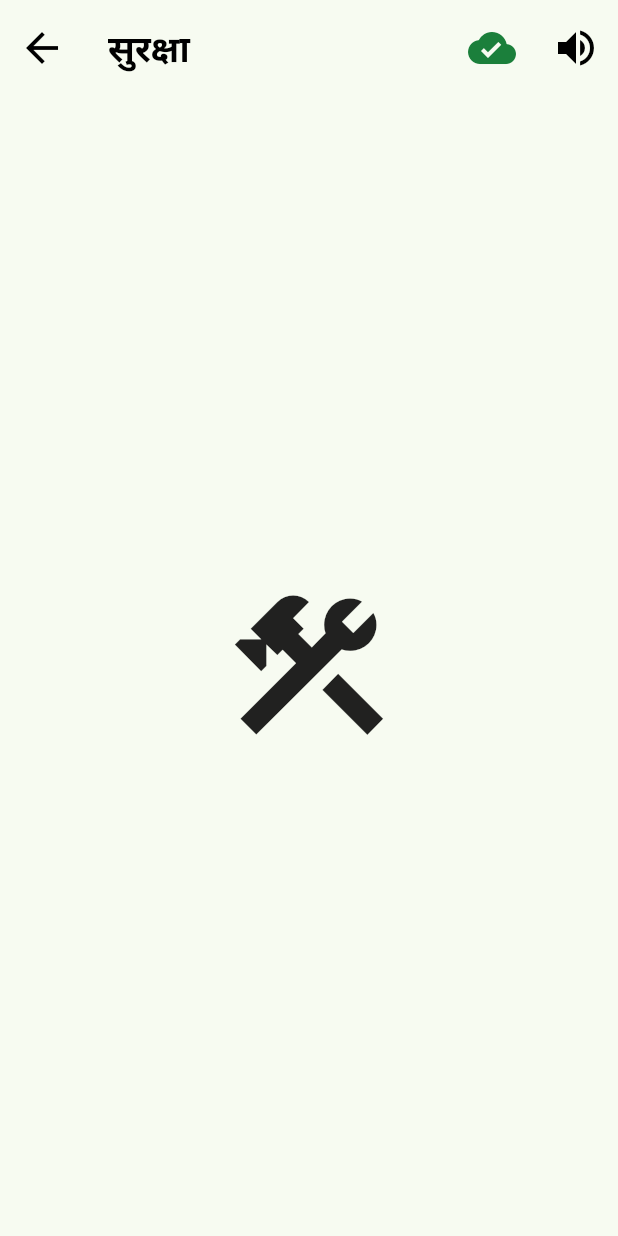
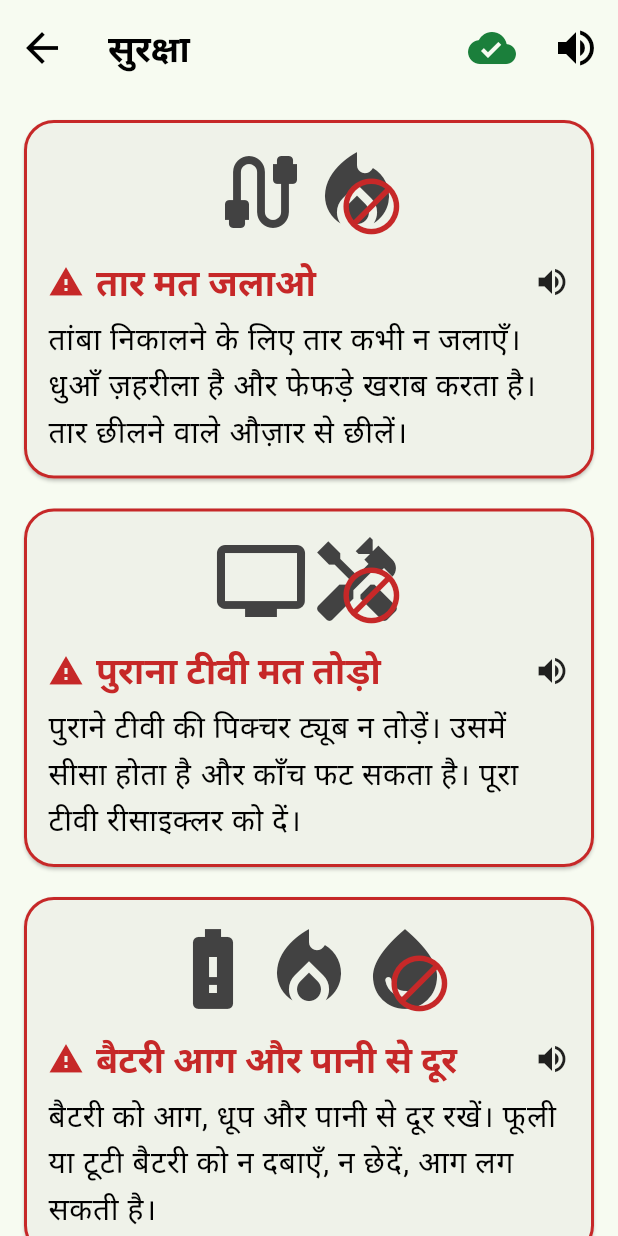
Before and after one commit to abhishek2007aka-collab/RecySetu, a Flutter app: the HomeScreen screen opened directly, after a tap on "सुरक्षा", on a phone screen of 412 x 824 dp. Run offline on Flutter 3.47's test engine with Material 3 defaults, Android fonts, the phone set to English and light mode, and no system bars; our stand-ins replace cloud_firestore, connectivity_plus, firebase_auth, firebase_core, flutter_image_compress, flutter_riverpod and 6 more; missing offline and left inert: mobile_scanner, tflite_flutter; accounts and stored records are empty.

Commit message:
Phase 9: Safety guide (5 spoken cards, auto-shown for dangerous items); logo title on home screens
Co-Authored-By: Claude Opus 5.5 <noreply@anthropic.com>

```diff
--- a/app/assets/i18n/bho.json
+++ b/app/assets/i18n/bho.json
@@ -154,5 +154,18 @@
   "apply_status_rejected": "आवेदन मंजूर ना भइल। मदद खातिर हमनी से बात करीं",
   "open_recycler": "रीसाइक्लर मोड खोलीं",
   "use_as_collector": "अबहीं कबाड़ी बन के चलाईं",
-  "back": "वापस"
+  "back": "वापस",
+  "safety_instruction": "सुरक्षा के नियम। सुने खातिर फोटो दबाईं",
+  "safety_first": "रुकीं! पहिले ई सुनीं",
+  "understood": "समझ गइनी",
+  "safety_no_burning_title": "तार मत जराईं",
+  "safety_no_burning_text": "तांबा निकाले खातिर तार कबो मत जराईं। धुआँ जहरीला होला आ फेफड़ा खराब करेला। तार छीले वाला औजार से छीलीं।",
+  "safety_no_break_crt_title": "पुरान टीवी मत तोड़ीं",
+  "safety_no_break_crt_text": "पुरान टीवी के पिक्चर ट्यूब मत तोड़ीं। ओह में सीसा होला आ काँच फट सकेला। पूरा टीवी रीसाइक्लर के दीं।",
+  "safety_battery_fire_water_title": "बैटरी आग आ पानी से दूर",
+  "safety_battery_fire_water_text": "बैटरी के आग, घाम आ पानी से दूर राखीं। फूलल भा टूटल बैटरी के मत दबाईं, मत छेदीं, आग लाग सकेला।",
+  "safety_gloves_pcb_title": "दस्ताना पहिनीं",
+  "safety_gloves_pcb_text": "सर्किट बोर्ड आ टूटल सामान दस्ताना पहिन के उठाईं। बाद में साबुन से हाथ धोईं।",
+  "safety_no_acid_title": "तेजाब मत डालीं",
+  "safety_no_acid_text": "सोना भा चाँदी निकाले खातिर तेजाब मत डालीं। एह से जरेला आ माटी पानी जहरीला हो जाला। बोर्ड रीसाइक्लर के बेचीं।"
 }
--- a/app/lib/core/widgets/k_scaffold.dart
+++ b/app/lib/core/widgets/k_scaffold.dart
@@ -4,6 +4,7 @@ import 'package:flutter_riverpod/flutter_riverpod.dart';
 import '../app_providers.dart';
 import '../audio/audio_service.dart';
 import '../sync/sync_status.dart';
+import 'app_logo.dart';
 
 /// Every screen's frame: title, a speaker button that replays the screen's
 /// instruction, and the sync icon. The instruction is spoken once when the
@@ -18,6 +19,7 @@ class KScaffold extends ConsumerStatefulWidget {
     this.showSync = true,
     this.onTitleLongPress,
     this.extraActions = const [],
+    this.logoTitle = false,
   });
 
   final String titleKey;
@@ -29,6 +31,10 @@ class KScaffold extends ConsumerStatefulWidget {
 
   /// Extra top-bar buttons, e.g. "change language" on the home screens.
   final List<Widget> extraActions;
+
+  /// Show the small app logo instead of the title text (home screens, where
+  /// the top bar is full of buttons). The title is still read by TalkBack.
+  final bool logoTitle;
 
   @override
   ConsumerState<KScaffold> createState() => _KScaffoldState();
@@ -53,7 +59,16 @@ class _KScaffoldState extends ConsumerState<KScaffold> {
       appBar: AppBar(
         title: GestureDetector(
           onLongPress: widget.onTitleLongPress,
-          child: Text(s.t(widget.titleKey)),
+          child: widget.logoTitle
+              ? Semantics(
+                  label: s.t(widget.titleKey),
+                  child: const AppLogo(size: 44),
+                )
+              : FittedBox(
+                  fit: BoxFit.scaleDown,
+                  alignment: AlignmentDirectional.centerStart,
+                  child: Text(s.t(widget.titleKey)),
+                ),
         ),
         actions: [
           ...widget.extraActions,
--- a/app/lib/features/home/home_screen.dart
+++ b/app/lib/features/home/home_screen.dart
@@ -11,6 +11,7 @@ import '../debug/audio_debug_screen.dart';
 import '../ledger/ledger_providers.dart';
 import '../ledger/ledger_screen.dart';
 import '../prices/rates_board_screen.dart';
+import '../safety/safety_screen.dart';
 import '../sell_lot/photo_screen.dart';
 import '../sell_lot/sell_draft.dart';
 import 'coming_soon_screen.dart';
@@ -38,6 +39,7 @@ class HomeScreen extends ConsumerWidget {
       titleKey: 'app_name',
       instructionKey: 'home_instruction',
       onTitleLongPress: () => open(const AudioDebugScreen()),
+      logoTitle: true,
       extraActions: const [
         VoiceToggleButton(),
         ChangeLanguageButton(),
@@ -71,6 +73,7 @@ class HomeScreen extends ConsumerWidget {
     'tile_sell' => const PhotoScreen(),
     'tile_rates' => const RatesBoardScreen(),
     'tile_earnings' => const LedgerScreen(),
+    'tile_safety' => const SafetyScreen(),
     _ => ComingSoonScreen(titleKey: tileKey),
   };
 }
--- a/app/lib/features/recycler_mode/recycler_home_screen.dart
+++ b/app/lib/features/recycler_mode/recycler_home_screen.dart
@@ -22,6 +22,7 @@ class RecyclerHomeScreen extends StatelessWidget {
     return KScaffold(
       titleKey: 'role_recycler',
       instructionKey: 'recycler_home_choose',
+      logoTitle: true,
       extraActions: const [
         VoiceToggleButton(),
         ChangeLanguageButton(),
--- /dev/null
+++ b/app/lib/features/safety/safety_cards.dart
@@ -0,0 +1,127 @@
+import 'package:flutter/material.dart';
+import 'package:flutter_riverpod/flutter_riverpod.dart';
+
+import '../../core/app_providers.dart';
+import '../../core/theme/app_theme.dart';
+
+/// One safety rule: a picture (icons, no image files), a short title and a
+/// spoken explanation. Ids match `safetyCardIds` in data/materials.csv.
+class SafetyCard {
+  const SafetyCard(this.id, this.icons, {this.forbidden = true});
+
+  final String id;
+  final List<IconData> icons;
+
+  /// Red "NO" sign over the picture (false for "do this" rules).
+  final bool forbidden;
+
+  String get titleKey => 'safety_${id}_title';
+  String get textKey => 'safety_${id}_text';
+}
+
+const safetyCards = <SafetyCard>[
+  SafetyCard('no_burning', [Icons.cable, Icons.local_fire_department]),
+  SafetyCard('no_break_crt', [Icons.tv, Icons.handyman]),
+  SafetyCard('battery_fire_water', [
+    Icons.battery_alert,
+    Icons.local_fire_department,
+    Icons.water_drop,
+  ]),
+  SafetyCard('gloves_pcb', [Icons.back_hand, Icons.memory], forbidden: false),
+  SafetyCard('no_acid', [Icons.science, Icons.memory]),
+];
+
+SafetyCard? safetyCardById(String id) =>
+    safetyCards.where((c) => c.id == id).firstOrNull;
+
+/// The card's picture: its icons side by side, with a red ⃠ over them for
+/// "never do this" rules and a green ✓ for "always do this".
+class SafetyPicture extends StatelessWidget {
+  const SafetyPicture({super.key, required this.card, this.size = 64});
+
+  final SafetyCard card;
+  final double size;
+
+  @override
+  Widget build(BuildContext context) {
+    final colour = card.forbidden ? AppColors.hazard : AppColors.confirmed;
+    return Stack(
+      alignment: Alignment.center,
+      children: [
+        Row(
+          mainAxisSize: MainAxisSize.min,
+          children: [
+            for (final icon in card.icons)
+              Icon(icon, size: size, color: Colors.grey.shade800),
+          ],
+        ),
+        Positioned(
+          right: 0,
+          bottom: 0,
+          child: Icon(
+            card.forbidden ? Icons.block : Icons.check_circle,
+            size: size * 0.7,
+            color: colour,
+          ),
+        ),
+      ],
+    );
+  }
+}
+
+/// A full card for lists and the auto-shown warning.
+class SafetyCardView extends ConsumerWidget {
+  const SafetyCardView({super.key, required this.card, this.onTap});
+
+  final SafetyCard card;
+  final VoidCallback? onTap;
+
+  @override
+  Widget build(BuildContext context, WidgetRef ref) {
+    final s = ref.watch(appStringsProvider);
+    final colour = card.forbidden ? AppColors.hazard : AppColors.confirmed;
+    return Card(
+      shape: RoundedRectangleBorder(
+        borderRadius: BorderRadius.circular(20),
+        side: BorderSide(color: colour, width: 2),
+      ),
+      child: InkWell(
+        borderRadius: BorderRadius.circular(20),
+        onTap: onTap,
+        child: Padding(
+          padding: const EdgeInsets.all(16),
+          child: Column(
+            children: [
+              SafetyPicture(card: card),
+              const SizedBox(height: 12),
+              Row(
+                children: [
+                  Icon(
+                    card.forbidden ? Icons.warning : Icons.check_circle,
+                    color: colour,
+                  ),
+                  const SizedBox(width: 8),
+                  Expanded(
+                    child: Text(
+                      s.t(card.titleKey),
+                      style: Theme.of(context).textTheme.titleLarge?.copyWith(
+                        color: colour,
+                        fontWeight: FontWeight.w800,
+                      ),
+                    ),
+                  ),
+                  const Icon(Icons.volume_up),
+                ],
+              ),
+              const SizedBox(height: 6),
+              Text(
+                s.t(card.textKey),
+                style: Theme.of(context).textTheme.bodyLarge,
+              ),
+            ],
+          ),
+        ),
+      ),
+    );
+  }
+}
--- /dev/null
+++ b/app/lib/features/safety/safety_screen.dart
@@ -0,0 +1,92 @@
+import 'package:flutter/material.dart';
+import 'package:flutter_riverpod/flutter_riverpod.dart';
+
+import '../../core/app_providers.dart';
+import '../../core/audio/audio_service.dart';
+import '../../core/theme/app_theme.dart';
+import '../../core/widgets/action_button.dart';
+import '../../core/widgets/k_scaffold.dart';
+import '../../data/models/catalog.dart';
+import 'safety_cards.dart';
+
+/// S14. All safety cards; tap one to hear it.
+class SafetyScreen extends ConsumerWidget {
+  const SafetyScreen({super.key});
+
+  @override
+  Widget build(BuildContext context, WidgetRef ref) {
+    return KScaffold(
+      titleKey: 'tile_safety',
+      instructionKey: 'safety_instruction',
+      body: ListView(
+        padding: const EdgeInsets.all(12),
+        children: [
+          for (final card in safetyCards)
+            Padding(
+              padding: const EdgeInsets.only(bottom: 12),
+              child: SafetyCardView(
+                card: card,
+                onTap: () => ref.speak(card.textKey, const {}, true),
+              ),
+            ),
+        ],
+      ),
+    );
+  }
+}
+
+/// Shown automatically the first time a collector picks a dangerous
+/// material (PLAN.md Phase 9): its first safety card, spoken out loud.
+class SafetyFirstScreen extends ConsumerWidget {
+  const SafetyFirstScreen({
+    super.key,
+    required this.card,
+    required this.onDone,
+  });
+
+  final SafetyCard card;
+  final VoidCallback onDone;
+
+  static String seenKey(String materialCode) => 'safety_seen_$materialCode';
+
+  /// True if this dangerous material's safety card should be shown now.
+  static bool shouldShow(WidgetRef ref, ScrapMaterial m) =>
+      m.hazard == Hazard.high &&
+      m.safetyCardIds.any((id) => safetyCardById(id) != null) &&
+      !(ref.read(sharedPrefsProvider).getBool(seenKey(m.code)) ?? false);
+
+  static SafetyCard firstCard(ScrapMaterial m) =>
+      m.safetyCardIds.map(safetyCardById).whereType<SafetyCard>().first;
+
+  @override
+  Widget build(BuildContext context, WidgetRef ref) {
+    return KScaffold(
+      titleKey: 'safety_first',
+      instructionKey: card.textKey,
+      body: Padding(
+        padding: const EdgeInsets.all(16),
+        child: Column(
+          children: [
+            const Icon(
+              Icons.health_and_safety,
+              size: 64,
+              color: AppColors.hazard,
+            ),
+            const SizedBox(height: 8),
+            SafetyCardView(
+              card: card,
+              onTap: () => ref.speak(card.textKey, const {}, true),
+            ),
+            const Spacer(),
+            ActionButton(
+              icon: Icons.check,
+              labelKey: 'understood',
+              colour: AppColors.confirmed,
+              onPressed: onDone,
+            ),
+          ],
+        ),
+      ),
+    );
+  }
+}
```
Also changed, not shown: app/assets/i18n/bn.json (+14 -1 lines), app/assets/i18n/en.json (+14 -1 lines), app/assets/i18n/gbm.json (+14 -1 lines), app/assets/i18n/gu.json (+14 -1 lines), app/assets/i18n/hi.json (+14 -1 lines), app/assets/i18n/kn.json (+14 -1 lines), app/assets/i18n/mr.json (+14 -1 lines), app/assets/i18n/pa.json (+14 -1 lines), app/assets/i18n/ta.json (+14 -1 lines), app/assets/i18n/te.json (+14 -1 lines), app/assets/i18n/ur.json (+14 -1 lines), app/lib/features/sell_lot/category_screen.dart (+24 -1 lines), 2 other files.
